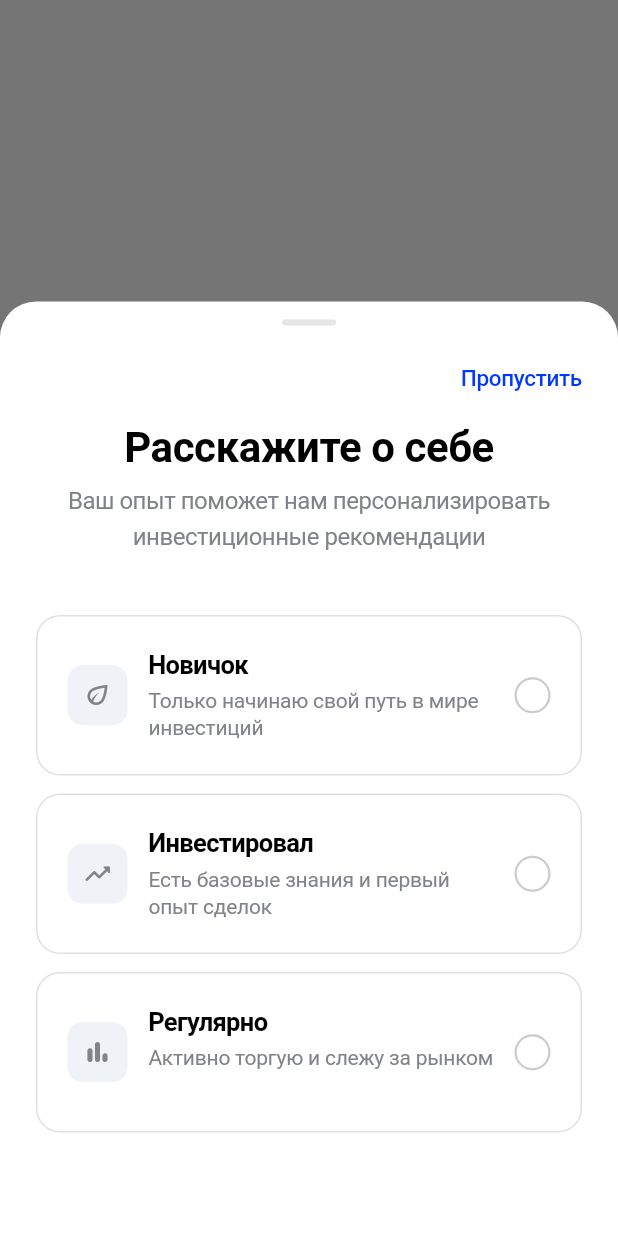
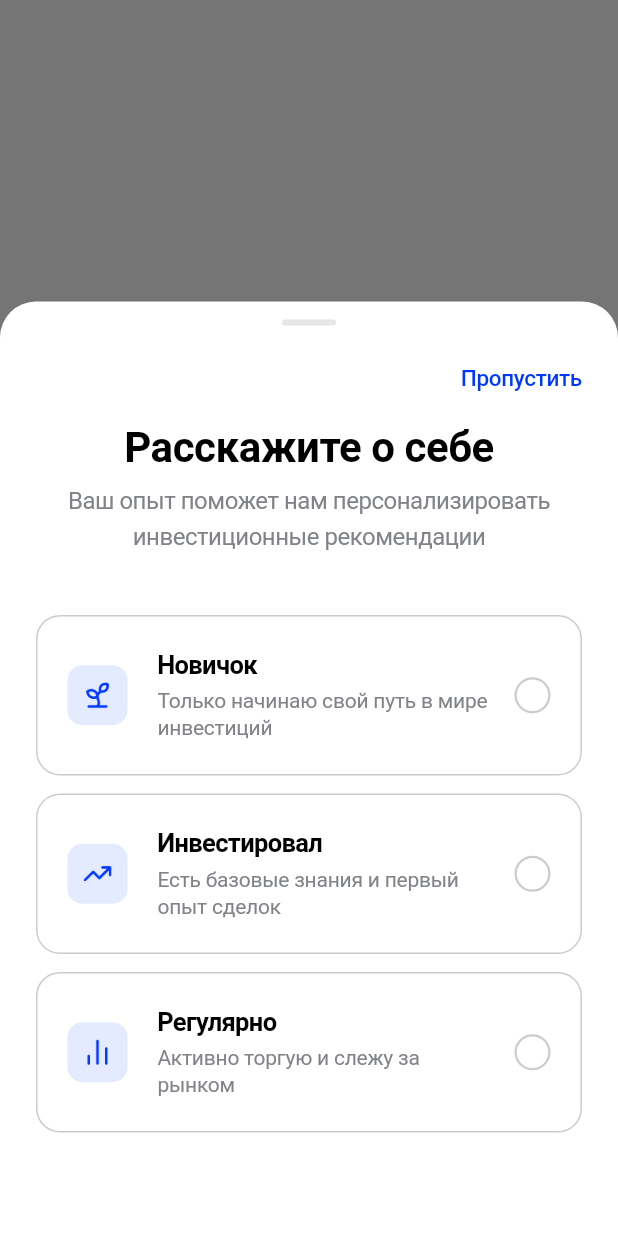
Before and after one commit to sul1aaa/tech_task_paidax2, a Flutter app: the screen it shows after launch, after a tap on "Get Started", on a phone screen of 412 x 824 dp. Run offline on Flutter 3.47's test engine with Material 3 defaults, Android fonts, the phone set to English and light mode, and no system bars.

Commit message:
Refactor onboarding flow and UI components for improved consistency and usability

```diff
--- a/lib/onboarding/onboarding_flow.dart
+++ b/lib/onboarding/onboarding_flow.dart
@@ -56,7 +56,6 @@ class _OnboardingFlowState extends State<OnboardingFlow> {
       );
     } else {
       Navigator.of(context).pop();
-      // TODO: push main app route
     }
   }
 
--- a/lib/onboarding/onboarding_scaffold.dart
+++ b/lib/onboarding/onboarding_scaffold.dart
@@ -109,7 +109,8 @@ class OnboardingScaffold extends StatelessWidget {
 
         // ── CTA button ────────────────────────────────────────────────────
         Padding(
-          padding: const EdgeInsets.fromLTRB(20, 12, 20, 28),
+          padding: const EdgeInsets.symmetric(horizontal: 20)
+              .copyWith(top: 12, bottom: 28),
           child: AnimatedOpacity(
             duration: const Duration(milliseconds: 200),
             opacity: buttonEnabled ? 1.0 : 0.4,
--- a/lib/onboarding/sheets/experience_sheet.dart
+++ b/lib/onboarding/sheets/experience_sheet.dart
@@ -24,7 +24,8 @@ class ExperienceSheet extends StatelessWidget {
       children: [
         // ── Header row ───────────────────────────────────────────────────
         Padding(
-          padding: const EdgeInsets.fromLTRB(24, 16, 24, 0),
+          padding: const EdgeInsets.symmetric(horizontal: 24)
+              .copyWith(top: 16, bottom: 0),
           child: Row(
             mainAxisAlignment: MainAxisAlignment.end,
             children: [
--- a/lib/onboarding/widgets/experience_level_tile.dart
+++ b/lib/onboarding/widgets/experience_level_tile.dart
@@ -26,14 +26,14 @@ extension ExperienceLevelExt on ExperienceLevel {
     }
   }
 
-  IconData get icon {
+  String get icon {
     switch (this) {
       case ExperienceLevel.beginner:
-        return Icons.eco_outlined;
+        return 'assets/images/icon_plant.png';
       case ExperienceLevel.intermediate:
-        return Icons.trending_up_rounded;
+        return 'assets/images/icon_arrow.png';
       case ExperienceLevel.expert:
-        return Icons.bar_chart_rounded;
+        return 'assets/images/icon_stats.png';
     }
   }
 }
@@ -86,10 +86,10 @@ class _ExperienceTile extends StatelessWidget {
         decoration: BoxDecoration(
           color: isSelected
               ? PaidaxColors.primary.withOpacity(0.05)
-              : Colors.white,
+              : PaidaxColors.bg,
           borderRadius: BorderRadius.circular(16),
           border: Border.all(
-            color: isSelected ? PaidaxColors.primary : const Color(0xFFE0E0E0),
+            color: isSelected ? PaidaxColors.primary : PaidaxColors.border,
             width: isSelected ? 2 : 1,
           ),
         ),
@@ -99,21 +99,14 @@ class _ExperienceTile extends StatelessWidget {
             Container(
               width: 40,
               height: 40,
+              padding: const EdgeInsets.all(10),
               decoration: BoxDecoration(
-                color: isSelected
-                    ? PaidaxColors.primary.withOpacity(0.1)
-                    : PaidaxColors.greyBg,
+                color: PaidaxColors.primary.withOpacity(0.1),
                 borderRadius: BorderRadius.circular(10),
               ),
-              child: Icon(
-                level.icon,
-                size: 20,
-                color: isSelected
-                    ? PaidaxColors.primary
-                    : PaidaxColors.secondaryText,
-              ),
+              child: Image.asset(level.icon, color: PaidaxColors.primary),
             ),
-            const SizedBox(width: 14),
+            const SizedBox(width: 20),
 
             // Labels
             Expanded(
@@ -153,9 +146,8 @@ class _ExperienceTile extends StatelessWidget {
                 shape: BoxShape.circle,
                 color: Colors.transparent,
                 border: Border.all(
-                  color: isSelected
-                      ? PaidaxColors.primary
-                      : const Color(0xFFCCCCCC),
+                  color:
+                      isSelected ? PaidaxColors.primary : PaidaxColors.border,
                   width: isSelected ? 2 : 1.5,
                 ),
               ),
--- a/lib/themes/theme.dart
+++ b/lib/themes/theme.dart
@@ -61,6 +61,16 @@ class PaidaxColors {
   static const Color slateCardBg = Color(0xFFF8FAFC);
   static const Color lightBlueAccent = Color(0xFFD5E7FF);
   static const Color purpleColor = Color(0xFFD4D5FF);
+
+  // ── Onboarding specific ──────────────────────────────────────────────────
+  static const Color onboardingBg = Color(0xFFFEFEFE);
+  static const Color goalTileBg = Color(0xFFF6F6F8);
+  static const Color goalIconBg = Color(0xFFE5E7EB);
+  static const Color infoNoteBg = Color(0xFFF9FAFB);
+  static const Color topUpCardBg = Color(0xFF135BEC);
+  static const Color wantStockBorder = Color(0xFFF3F4F6);
+  static const Color stockCardBorder = Color(0xFFE6E6E6);
+  static const Color stockCardShadow = Color(0x0D000000); // black 6%
 
   // ── Crypto ───────────────────────────────────────────────────────────────
   static const Color cryptoBgColor = Color(0xFF14142C);
```
Also changed, not shown: lib/onboarding/sheets/budget_sheet.dart (+10 -31 lines), lib/onboarding/sheets/goals_sheet.dart (+16 -33 lines), lib/onboarding/sheets/recommendations_sheet.dart (+36 -49 lines), lib/onboarding/widgets/budget_range_tile.dart (+8 -21 lines), lib/onboarding/widgets/goal_grid_card.dart (+10 -16 lines), lib/onboarding/widgets/onboarding_back_button.dart (added, +29 -0 lines), lib/onboarding/widgets/recommended_stock_card.dart (+28 -28 lines), assets/images/icon_shield.png (added).
